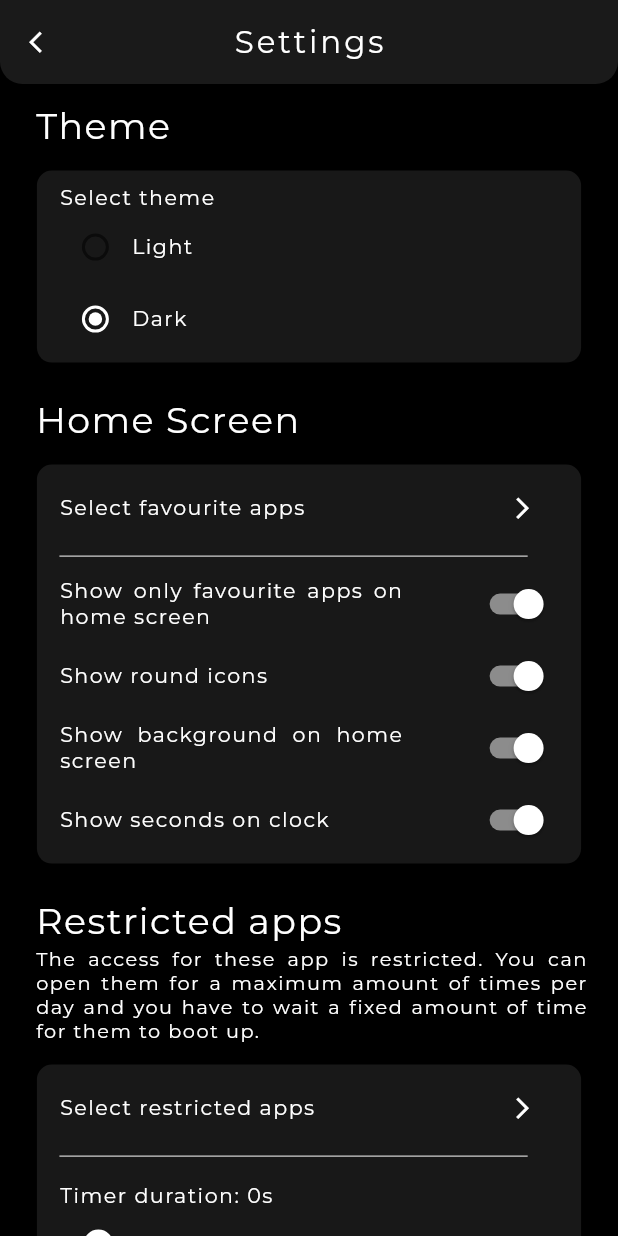
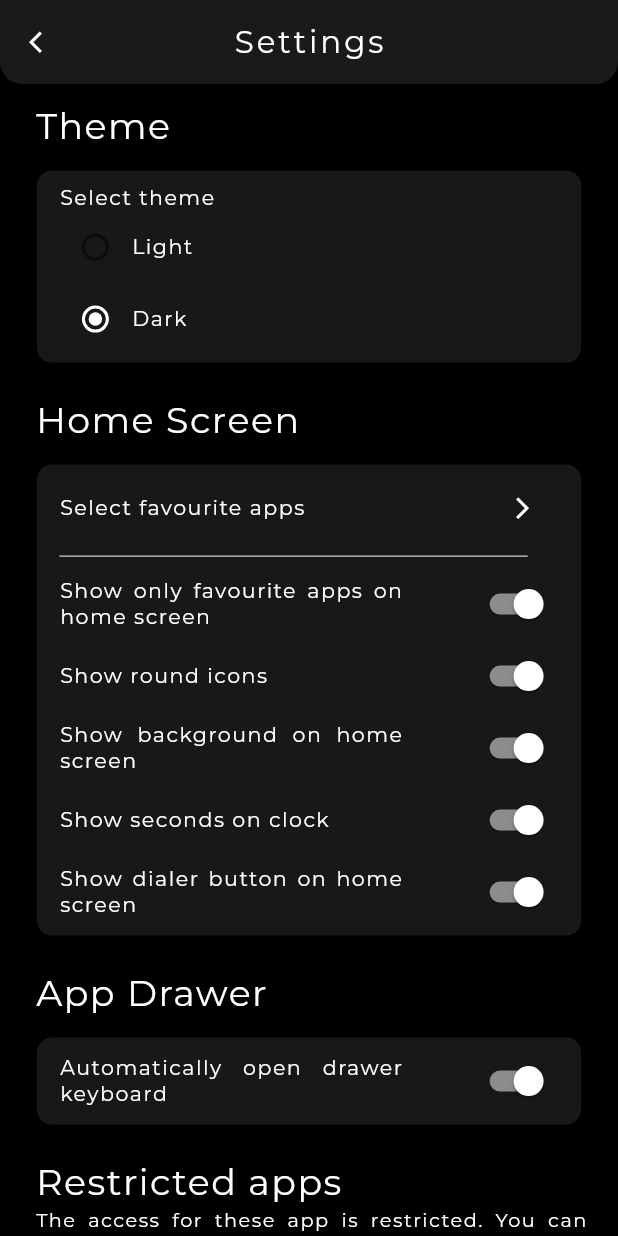
Before and after one commit to Simonesesana/MiniLauncher, a Flutter app: the Settings screen opened by its route, on a phone screen of 412 x 824 dp. Run offline on Flutter 3.47's test engine with Material 2 defaults, Android fonts, the light colour scheme and no system bars; our stand-ins replace flutter_animate, flutter_spinkit, flutter_staggered_animations, google_fonts, page_transition, shared_preferences; missing offline and left inert: android_intent_plus, device_apps; accounts and stored records are empty.

Commit message:
- Added some options in the settings menu  - Added dialer button on home screen  - Now the app automatically opens in the drawer if you search for it

```diff
--- a/lib/Pages/Settings/Settings.dart
+++ b/lib/Pages/Settings/Settings.dart
@@ -6,6 +6,8 @@ import 'package:page_transition/page_transition.dart';
 import 'package:minilauncher/Pages/Settings/SettingsSections/ThemeSettings.dart';
 import 'package:minilauncher/Pages/Settings/SettingsSections/HomeScreenSettings.dart';
 import 'package:minilauncher/Pages/Settings/SettingsSections/RestrictedAppsSettings.dart';
+
+import 'SettingsSections/AppDrawerSettings.dart';
 
 class Settings extends StatefulWidget {
   const Settings({Key? key}) : super(key: key);
@@ -133,6 +135,14 @@ class _SettingsState extends State<Settings> {
                     height: 20,
                   ),
 
+                  AppDrawerSettings(
+                    setHomePageHasChanged: setHomePageHasChanged,
+                  ),
+
+                  const SizedBox(
+                    height: 20,
+                  ),
+
                   RestrictedAppsSettings(
                       setHomePageHasChanged: setHomePageHasChanged
                   ),
--- /dev/null
+++ b/lib/Pages/Settings/SettingsSections/AppDrawerSettings.dart
@@ -0,0 +1,77 @@
+import 'package:flutter/material.dart';
+import 'package:minilauncher/main.dart';
+import 'package:page_transition/page_transition.dart';
+import 'package:minilauncher/Preferences/Preferences.dart';
+import 'package:minilauncher/Pages/Settings/SettingsWidget.dart';
+import 'package:minilauncher/Pages/Settings/SettingsSections/AppSelection/SelectFavouriteApps.dart';
+
+class AppDrawerSettings extends StatefulWidget {
+
+  Function setHomePageHasChanged;
+
+  AppDrawerSettings({super.key, required this.setHomePageHasChanged});
+
+  @override
+  State<AppDrawerSettings> createState() => _AppDrawerSettingsState();
+}
+
+class _AppDrawerSettingsState extends State<AppDrawerSettings> {
+
+
+  @override
+  Widget build(BuildContext context) {
+
+    double screenWidth = MediaQuery.of(context).size.width;
+
+    return Column(
+      crossAxisAlignment: CrossAxisAlignment.start,
+      children: [
+
+        /// Home screen
+        settingsTitleTextLabel("App Drawer", screenWidth),
+
+        SizedBox(
+          width: screenWidth,
+          child: Card(
+            elevation: 0,
+            color: preferences.selectedTheme.homeCardColor.withOpacity(0.15),
+            shape: RoundedRectangleBorder(
+                borderRadius: BorderRadius.circular(10)
+            ),
+            child: Padding(
+              padding: const EdgeInsets.fromLTRB(15, 5, 15, 5),
+              child: Column(
+                children: [
+
+
+                  /// Show only favourite apps on home screen
+                  Row(
+                    mainAxisAlignment: MainAxisAlignment.spaceBetween,
+                    children: [
+
+                      settingsTextLabel("Automatically open drawer keyboard", screenWidth),
+                      Switch(
+                        value: preferences.automaticallyOpenKeyboardOnAppDrawer,
+                        activeColor: preferences.selectedTheme.textColor,
+                        onChanged: (value) {
+                          setState(() {
+                            widget.setHomePageHasChanged();
+                            setBool("automaticallyOpenKeyboardOnAppDrawer", value);
+                            preferences.automaticallyOpenKeyboardOnAppDrawer = value;
+                          });
+                        },
+                      ),
+
+                    ],
+                  ),
+
+                ],
+              ),
+            ),
+          ),
+        )
+
+      ],
+    );
+  }
+}
--- a/lib/Pages/Settings/SettingsSections/HomeScreenSettings.dart
+++ b/lib/Pages/Settings/SettingsSections/HomeScreenSettings.dart
@@ -160,6 +160,27 @@ class _HomeScreenSettingsState extends State<HomeScreenSettings> {
                     ],
                   ),
 
+                  /// Show dialer button
+                  Row(
+                    mainAxisAlignment: MainAxisAlignment.spaceBetween,
+                    children: [
+
+                      settingsTextLabel("Show dialer button on home screen", screenWidth),
+                      Switch(
+                        value: preferences.showDialerButtonOnHomeScreen,
+                        activeColor: preferences.selectedTheme.textColor,
+                        onChanged: (value) {
+                          setState(() {
+                            widget.setHomePageHasChanged();
+                            setBool("showDialerButtonOnHomeScreen", value);
+                            preferences.showDialerButtonOnHomeScreen = value;
+                          });
+                        },
+                      ),
+
+                    ],
+                  ),
+
                 ],
               ),
             ),
--- a/lib/Preferences/PreferencesClass.dart
+++ b/lib/Preferences/PreferencesClass.dart
@@ -32,7 +32,9 @@ class PreferencesClass {
   late bool showRoundIcons;
   late bool showSecondsOnClock;
   late bool showBackgroundOnHomeScreen;
+  late bool showDialerButtonOnHomeScreen;
   late bool showOnlyFavouriteAppsOnHomeScreen;
+  late bool automaticallyOpenKeyboardOnAppDrawer;
 
   /// Sets an app as favourite
   static addFavouriteApp(String appName, String packageName, var icon) {
--- a/pubspec.yaml
+++ b/pubspec.yaml
@@ -25,6 +25,7 @@ dependencies:
   flutter_staggered_animations: ^1.1.1
   page_transition: ^2.0.9
   android_intent_plus: ^4.0.2
+  url_launcher: ^6.1.14
 
 
 dev_dependencies:
```
Also changed, not shown: lib/Pages/Home/Drawer/HomeDrawer.dart (+36 -5 lines), lib/Pages/Home/Items/HomeOverlay.dart (+26 -0 lines), lib/Pages/Loading/LauncherInitialization.dart (+6 -2 lines), pubspec.lock.
